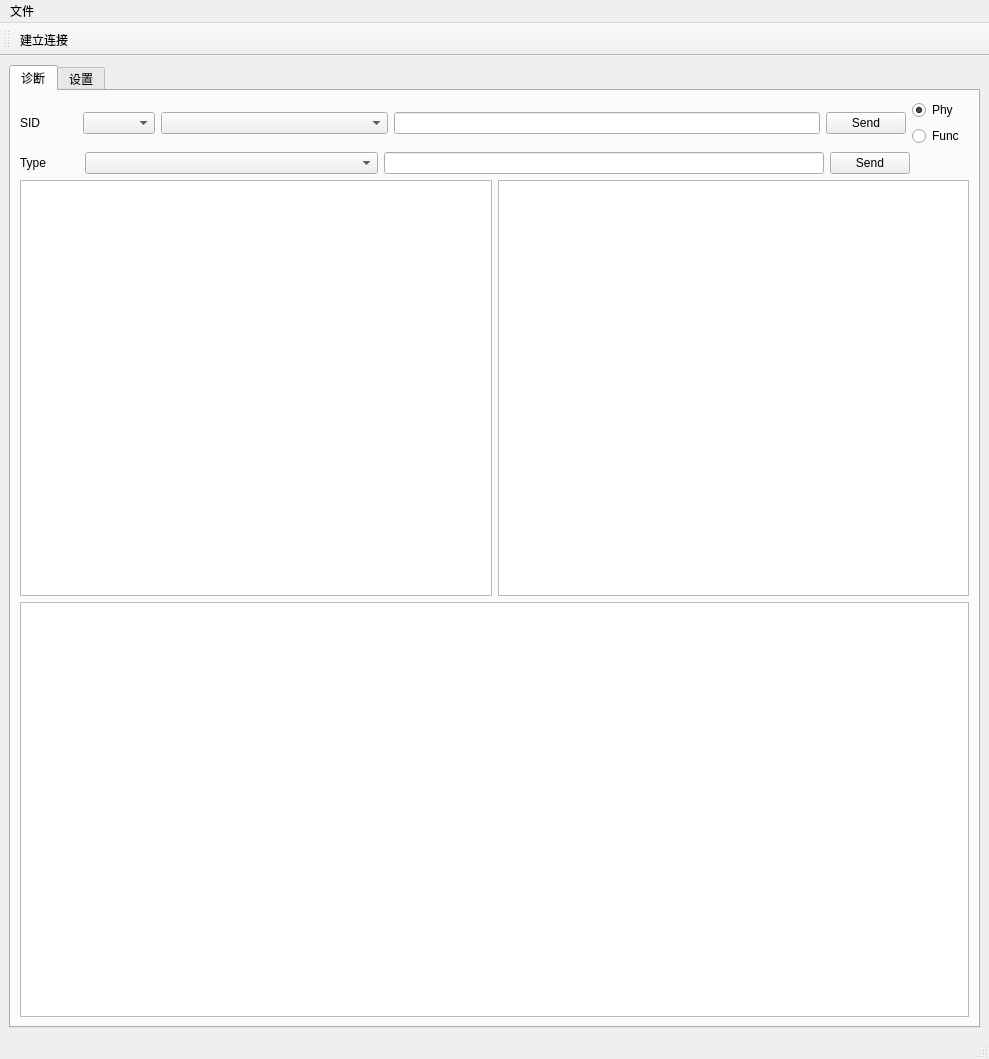
Qt form src/doip_connect/gui.ui (hanojiang/BlogCP) before a commit.
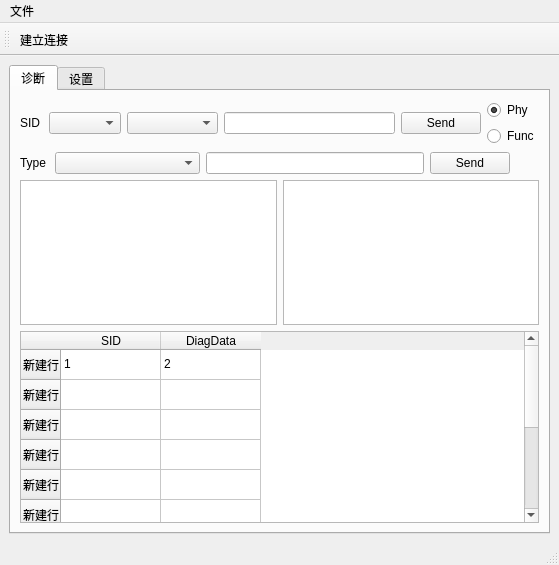
The same form after that commit. The open tabs and pages were chosen to show the change.

```diff
--- a/src/doip_connect/gui.ui
+++ b/src/doip_connect/gui.ui
@@ -6,8 +6,8 @@
    <rect>
     <x>0</x>
     <y>0</y>
-    <width>989</width>
-    <height>1059</height>
+    <width>559</width>
+    <height>565</height>
    </rect>
   </property>
   <property name="windowTitle">
@@ -24,7 +24,7 @@
        <attribute name="title">
         <string>诊断</string>
        </attribute>
-       <layout class="QVBoxLayout" name="verticalLayout_2" stretch="1,1,4,4">
+       <layout class="QVBoxLayout" name="verticalLayout_2" stretch="1,1,4,0">
         <item>
          <layout class="QHBoxLayout" name="horizontalLayout" stretch="2,2,8,15,2,2">
           <item>
@@ -138,7 +138,108 @@
          </layout>
         </item>
         <item>
-         <widget class="QTextBrowser" name="DoipMsgBrowser"/>
+         <widget class="QTableWidget" name="tableWidget">
+          <row>
+           <property name="text">
+            <string>新建行</string>
+           </property>
+          </row>
+          <row>
+           <property name="text">
+            <string>新建行</string>
+           </property>
+          </row>
+          <row>
+           <property name="text">
+            <string>新建行</string>
+           </property>
+          </row>
+          <row>
+           <property name="text">
+            <string>新建行</string>
+           </property>
+          </row>
+          <row>
+           <property name="text">
+            <string>新建行</string>
+           </property>
+          </row>
+          <row>
+           <property name="text">
+            <string>新建行</string>
+           </property>
+          </row>
+          <row>
+           <property name="text">
+            <string>新建行</string>
+           </property>
+          </row>
+          <row>
+           <property name="text">
+            <string>新建行</string>
+           </property>
+          </row>
+          <row>
+           <property name="text">
+            <string>新建行</string>
+           </property>
+          </row>
+          <row>
+           <property name="text">
+            <string>新建行</string>
+           </property>
+          </row>
+          <column>
+           <property name="text">
+            <string>SID</string>
+           </property>
+          </column>
+          <column>
+           <property name="text">
+            <string>DiagData</string>
+           </property>
+          </column>
+          <item row="0" column="0">
+           <property name="text">
+            <string>1</string>
+           </property>
+          </item>
+          <item row="0" column="1">
+           <property name="text">
+            <string>2</string>
+           </property>
+          </item>
+          <item row="7" column="0">
+           <property name="text">
+            <string>3</string>
+           </property>
+          </item>
+          <item row="7" column="1">
+           <property name="text">
+            <string>4</string>
+           </property>
+          </item>
+          <item row="8" column="0">
+           <property name="text">
+            <string>5</string>
+           </property>
+          </item>
+          <item row="8" column="1">
+           <property name="text">
+            <string>6</string>
+           </property>
+          </item>
+          <item row="9" column="0">
+           <property name="text">
+            <string>7</string>
+           </property>
+          </item>
+          <item row="9" column="1">
+           <property name="text">
+            <string>8</string>
+           </property>
+          </item>
+         </widget>
         </item>
        </layout>
       </widget>
@@ -265,8 +366,8 @@
     <rect>
      <x>0</x>
      <y>0</y>
-     <width>989</width>
-     <height>26</height>
+     <width>559</width>
+     <height>22</height>
     </rect>
    </property>
    <widget class="QMenu" name="menu">
```
Left out of the diff: 2 changed lines with no effect on the pictures.
